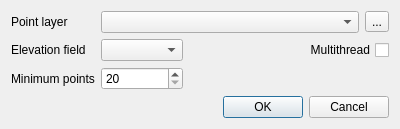
First picture: the form in flo2d/ui/sampling_rc.ui, repository FLO-2DSoftware/qgis-flo-2d-plugin, before the edit.
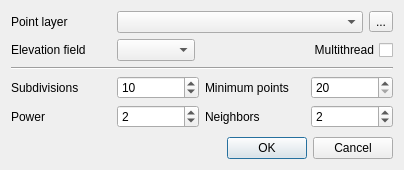
Second picture: the form after the edit. Custom widgets are drawn as their Qt base class.

Commit message: Added some extra parameters to the dialog.

```diff
--- a/flo2d/ui/sampling_rc.ui
+++ b/flo2d/ui/sampling_rc.ui
@@ -6,8 +6,8 @@
    <rect>
     <x>0</x>
     <y>0</y>
-    <width>400</width>
-    <height>111</height>
+    <width>404</width>
+    <height>170</height>
    </rect>
   </property>
   <property name="windowTitle">
@@ -16,6 +16,16 @@
   <layout class="QGridLayout" name="gridLayout_2">
    <item row="0" column="0">
     <layout class="QGridLayout" name="gridLayout">
+     <item row="0" column="1" colspan="3">
+      <widget class="QComboBox" name="point_lyr_cbo"/>
+     </item>
+     <item row="2" column="0" colspan="5">
+      <widget class="Line" name="line">
+       <property name="orientation">
+        <enum>Qt::Horizontal</enum>
+       </property>
+      </widget>
+     </item>
      <item row="0" column="4">
       <widget class="QToolButton" name="browseSrcBtn">
        <property name="text">
@@ -23,27 +33,10 @@
        </property>
       </widget>
      </item>
-     <item row="1" column="0">
-      <widget class="QLabel" name="label_3">
-       <property name="text">
-        <string>Elevation field</string>
-       </property>
-      </widget>
+     <item row="1" column="1">
+      <widget class="QgsFieldComboBox" name="point_lyr_field_cbo"/>
      </item>
-     <item row="3" column="0" colspan="5">
-      <spacer name="verticalSpacer">
-       <property name="orientation">
-        <enum>Qt::Vertical</enum>
-       </property>
-       <property name="sizeHint" stdset="0">
-        <size>
-         <width>20</width>
-         <height>40</height>
-        </size>
-       </property>
-      </spacer>
-     </item>
-     <item row="4" column="0" colspan="5">
+     <item row="7" column="0" colspan="5">
       <widget class="QDialogButtonBox" name="buttonBox">
        <property name="orientation">
         <enum>Qt::Horizontal</enum>
@@ -53,33 +46,19 @@
        </property>
       </widget>
      </item>
-     <item row="2" column="1">
-      <widget class="QSpinBox" name="min_dtm_sb">
-       <property name="minimum">
-        <number>20</number>
-       </property>
-       <property name="maximum">
-        <number>1000</number>
-       </property>
-      </widget>
-     </item>
-     <item row="0" column="1" colspan="3">
-      <widget class="QComboBox" name="point_lyr_cbo"/>
-     </item>
      <item row="0" column="0">
       <widget class="QLabel" name="label">
+       <property name="minimumSize">
+        <size>
+         <width>100</width>
+         <height>0</height>
+        </size>
+       </property>
        <property name="text">
         <string>Point layer</string>
        </property>
       </widget>
      </item>
-     <item row="2" column="0">
-      <widget class="QLabel" name="label_2">
-       <property name="text">
-        <string>Minimum points</string>
-       </property>
-      </widget>
-     </item>
      <item row="1" column="3" colspan="2">
       <widget class="QCheckBox" name="checkBox">
        <property name="layoutDirection">
@@ -90,15 +69,28 @@
        </property>
       </widget>
      </item>
-     <item row="2" column="3" colspan="2">
-      <spacer name="horizontalSpacer">
+     <item row="1" column="0">
+      <widget class="QLabel" name="label_3">
+       <property name="minimumSize">
+        <size>
+         <width>100</width>
+         <height>0</height>
+        </size>
+       </property>
+       <property name="text">
+        <string>Elevation field</string>
+       </property>
+      </widget>
+     </item>
+     <item row="6" column="0" colspan="5">
+      <spacer name="verticalSpacer">
        <property name="orientation">
-        <enum>Qt::Horizontal</enum>
+        <enum>Qt::Vertical</enum>
        </property>
        <property name="sizeHint" stdset="0">
         <size>
-         <width>40</width>
-         <height>20</height>
+         <width>20</width>
+         <height>40</height>
         </size>
        </property>
       </spacer>
@@ -119,24 +111,107 @@
        </property>
       </spacer>
      </item>
-     <item row="2" column="2">
-      <spacer name="horizontalSpacer_3">
-       <property name="orientation">
-        <enum>Qt::Horizontal</enum>
-       </property>
-       <property name="sizeType">
-        <enum>QSizePolicy::Fixed</enum>
-       </property>
-       <property name="sizeHint" stdset="0">
-        <size>
-         <width>40</width>
-         <height>20</height>
-        </size>
-       </property>
-      </spacer>
-     </item>
-     <item row="1" column="1">
-      <widget class="QgsFieldComboBox" name="point_lyr_field_cbo"/>
+     <item row="3" column="0" rowspan="3" colspan="5">
+      <layout class="QGridLayout" name="gridLayout_3">
+       <item row="0" column="0">
+        <widget class="QLabel" name="label_6">
+         <property name="minimumSize">
+          <size>
+           <width>100</width>
+           <height>0</height>
+          </size>
+         </property>
+         <property name="text">
+          <string>Subdivisions</string>
+         </property>
+        </widget>
+       </item>
+       <item row="0" column="3">
+        <widget class="QSpinBox" name="min_dtm_sb">
+         <property name="toolTip">
+          <string>Minimum points used in a grid to create the OUTRC file</string>
+         </property>
+         <property name="minimum">
+          <number>20</number>
+         </property>
+         <property name="maximum">
+          <number>1000</number>
+         </property>
+        </widget>
+       </item>
+       <item row="0" column="2">
+        <widget class="QLabel" name="label_2">
+         <property name="minimumSize">
+          <size>
+           <width>100</width>
+           <height>0</height>
+          </size>
+         </property>
+         <property name="text">
+          <string>Minimum points</string>
+         </property>
+        </widget>
+       </item>
+       <item row="0" column="1">
+        <widget class="QSpinBox" name="subd_sb">
+         <property name="toolTip">
+          <string>Number of subdivisions addedd to the OUTRC file</string>
+         </property>
+         <property name="value">
+          <number>10</number>
+         </property>
+        </widget>
+       </item>
+       <item row="1" column="0">
+        <widget class="QLabel" name="label_4">
+         <property name="minimumSize">
+          <size>
+           <width>100</width>
+           <height>0</height>
+          </size>
+         </property>
+         <property name="text">
+          <string>Power</string>
+         </property>
+        </widget>
+       </item>
+       <item row="1" column="1">
+        <widget class="QSpinBox" name="power_sb">
+         <property name="toolTip">
+          <string>The power parameter for the IDW formula (only vectors)</string>
+         </property>
+         <property name="singleStep">
+          <number>1</number>
+         </property>
+         <property name="value">
+          <number>2</number>
+         </property>
+        </widget>
+       </item>
+       <item row="1" column="2">
+        <widget class="QLabel" name="label_5">
+         <property name="minimumSize">
+          <size>
+           <width>100</width>
+           <height>0</height>
+          </size>
+         </property>
+         <property name="text">
+          <string>Neighbors</string>
+         </property>
+        </widget>
+       </item>
+       <item row="1" column="3">
+        <widget class="QSpinBox" name="neighbors_sb">
+         <property name="toolTip">
+          <string>Number of nearest neighbors to use for interpolation (only vectors)</string>
+         </property>
+         <property name="value">
+          <number>2</number>
+         </property>
+        </widget>
+       </item>
+      </layout>
      </item>
     </layout>
    </item>
```
The commit also changes 2 other files.
